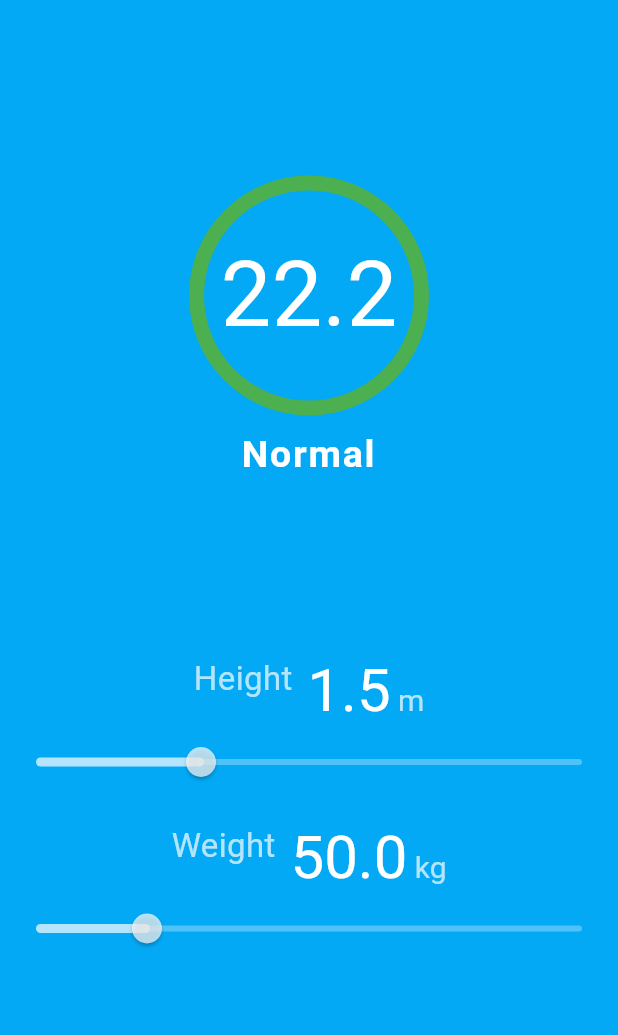
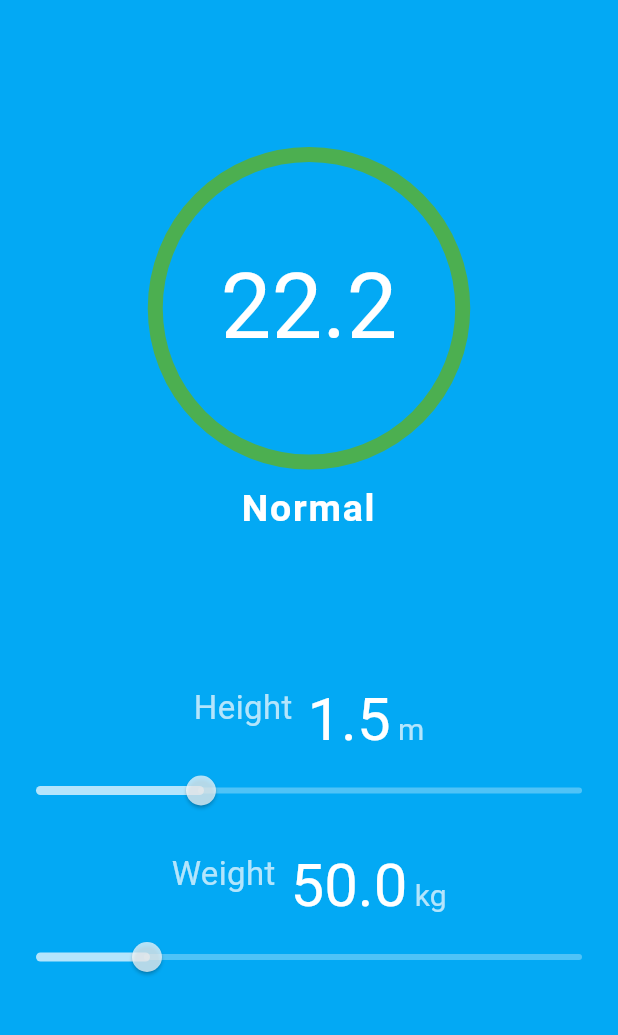
Before and after one commit to arrahman10/bmi-calculator, a Flutter app: the screen it shows after launch, on a phone screen of 412 x 824 dp, the part 84-1119 px from its top. Run offline on Flutter 3.47's test engine with Material 3 defaults, Android fonts, the phone set to English and light mode, and no system bars; drawn by our look-alikes of auto_size_text.

Commit message:
style: refine BMI result layout and spacing for improved visual balance
- Increased AnimatedContainer size to 215x215 for better visibility of BMI value
- Added SizedBox(height: 60) to maintain fixed top spacing and prevent text shift
- Adjusted spacing between BmiResult and BmiSlider using SizedBox(height: 75)
- Ensured AutoSizeText alignment remains visually stable on text scaling
- Verified consistent layout across various device sizes and orientations

```diff
--- a/lib/bmi_home.dart
+++ b/lib/bmi_home.dart
@@ -25,7 +25,7 @@ class BmiHome extends StatelessWidget {
               color: provider.color,
             ),
           ),
-          const SizedBox(height: 100),
+          const SizedBox(height: 75),
           Consumer<BmiProvider>(
             builder: (context, provider, child) => BmiSlider(
               label: 'Height',
--- a/lib/widgets/bmi_result.dart
+++ b/lib/widgets/bmi_result.dart
@@ -27,8 +27,8 @@ class BmiResult extends StatelessWidget {
         AnimatedContainer(
           duration: const Duration(milliseconds: 500),
           alignment: Alignment.center,
-          width: 160,
-          height: 160,
+          width: 215,
+          height: 215,
           decoration: BoxDecoration(
             shape: BoxShape.circle,
             border: Border.all(color: color, width: 10),
@@ -38,7 +38,9 @@ class BmiResult extends StatelessWidget {
             style: txtValueStyle.copyWith(fontSize: 60),
           ),
         ),
-        Padding(
+        SizedBox(
+          height: 60,
+          child: Padding(
             padding: const EdgeInsets.symmetric(vertical: 8.0),
             child: AutoSizeText(
               status,
@@ -49,6 +51,7 @@ class BmiResult extends StatelessWidget {
               overflow: TextOverflow.ellipsis,
             ),
           ),
+        ),
       ],
     );
   }
```
Lines whose indentation alone changed are shown as unchanged.
